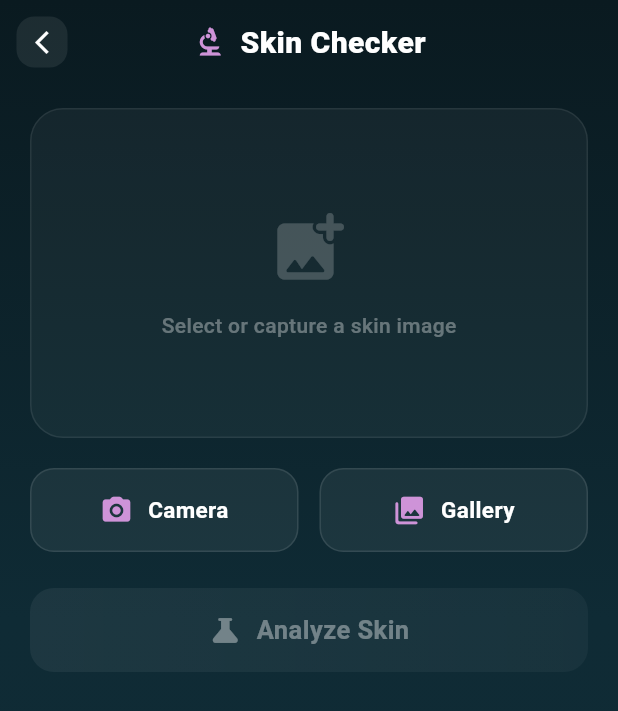
After one commit to asdfgaditya41-pixel/OPD-HELPER, a Flutter app: the screen it shows after launch, after a tap on "Skin Disease Checker", on a phone screen of 412 x 824 dp. The commit adds this screen. Shown: the top 711 px of the screen. Run offline on Flutter 3.47's test engine with Material 3 defaults, Android fonts, the phone set to English and light mode, and no system bars; our stand-ins replace cloud_firestore, firebase_auth, firebase_core, firebase_database, fl_chart, geolocator and 3 more; accounts and stored records are empty.

Commit message:
Update app with Skin Checker and fix permissions

```diff
--- /dev/null
+++ b/lib/features/skin_checker/skin_checker_screen.dart
@@ -0,0 +1,569 @@
+import 'dart:io';
+import 'dart:ui';
+
+import 'package:flutter/material.dart';
+import 'package:image_picker/image_picker.dart';
+
+import 'skin_checker_service.dart';
+import 'skin_result.dart';
+
+/// Full-screen Skin Disease Checker — pick/take an image, analyze it via the
+/// FastAPI backend, and display the result.
+class SkinCheckerScreen extends StatefulWidget {
+  const SkinCheckerScreen({super.key});
+
+  @override
+  State<SkinCheckerScreen> createState() => _SkinCheckerScreenState();
+}
+
+class _SkinCheckerScreenState extends State<SkinCheckerScreen>
+    with SingleTickerProviderStateMixin {
+  final _picker = ImagePicker();
+  final _service = SkinCheckerService();
+
+  File? _imageFile;
+  SkinResult? _result;
+  bool _loading = false;
+
+  late AnimationController _pulseController;
+
+  @override
+  void initState() {
+    super.initState();
+    _pulseController = AnimationController(
+      vsync: this,
+      duration: const Duration(milliseconds: 1200),
+    )..repeat(reverse: true);
+  }
+
+  @override
+  void dispose() {
+    _pulseController.dispose();
+    super.dispose();
+  }
+
+  // ── Image picking ─────────────────────────────────────────────────────────
+
+  Future<void> _pickImage(ImageSource source) async {
+    final xFile = await _picker.pickImage(
+      source: source,
+      imageQuality: 80,
+      maxWidth: 800,
+      maxHeight: 800,
+    );
+    if (xFile == null) return;
+    setState(() {
+      _imageFile = File(xFile.path);
+      _result = null;
+    });
+  }
+
+  // ── Inference ─────────────────────────────────────────────────────────────
+
+  Future<void> _analyze() async {
+    if (_imageFile == null) return;
+    setState(() {
+      _loading = true;
+      _result = null;
+    });
+
+    try {
+      final result = await _service.predict(_imageFile!);
+      if (mounted) setState(() => _result = result);
+    } catch (e) {
+      if (mounted) {
+        ScaffoldMessenger.of(context).showSnackBar(
+          SnackBar(
+            content: Text('Analysis failed: $e'),
+            backgroundColor: const Color(0xFFFF5252),
+            behavior: SnackBarBehavior.floating,
+            shape: RoundedRectangleBorder(
+              borderRadius: BorderRadius.circular(12),
+            ),
+          ),
+        );
+      }
+    } finally {
+      if (mounted) setState(() => _loading = false);
+    }
+  }
+
+  // ── UI ────────────────────────────────────────────────────────────────────
+
+  @override
+  Widget build(BuildContext context) {
+    return Scaffold(
+      extendBodyBehindAppBar: true,
+      appBar: AppBar(
+        backgroundColor: Colors.transparent,
+        elevation: 0,
+        leading: IconButton(
+          icon: Container(
+            padding: const EdgeInsets.all(8),
+            decoration: BoxDecoration(
+              color: Colors.white.withOpacity(0.08),
+              borderRadius: BorderRadius.circular(12),
+            ),
+            child:
+                const Icon(Icons.arrow_back_ios_new, color: Colors.white, size: 18),
+          ),
+          onPressed: () => Navigator.pop(context),
+        ),
+        title: const Row(
+          mainAxisSize: MainAxisSize.min,
+          children: [
+            Icon(Icons.biotech_rounded, color: Color(0xFFCE93D8), size: 24),
+            SizedBox(width: 8),
+            Text(
+              'Skin Checker',
+              style: TextStyle(
+                fontWeight: FontWeight.w800,
+                fontSize: 20,
+                letterSpacing: 0.3,
+              ),
+            ),
+          ],
+        ),
+        centerTitle: true,
+      ),
+      body: Container(
+        width: double.infinity,
+        height: double.infinity,
+        decoration: const BoxDecoration(
+          gradient: LinearGradient(
+            colors: [Color(0xFF0A1A20), Color(0xFF0F2B35), Color(0xFF122A34)],
+            begin: Alignment.topCenter,
+            end: Alignment.bottomCenter,
+          ),
+        ),
+        child: SafeArea(
+          child: SingleChildScrollView(
+            physics: const BouncingScrollPhysics(),
+            padding: const EdgeInsets.symmetric(horizontal: 20, vertical: 16),
+            child: Column(
+              children: [
+                _buildImageSection(),
+                const SizedBox(height: 20),
+                _buildPickerButtons(),
+                const SizedBox(height: 24),
+                _buildAnalyzeButton(),
+                const SizedBox(height: 24),
+                if (_loading) _buildLoadingIndicator(),
+                if (_result != null) _buildResultCard(),
+                const SizedBox(height: 30),
+              ],
+            ),
+          ),
+        ),
+      ),
+    );
+  }
+
+  // ── Image preview ─────────────────────────────────────────────────────────
+
+  Widget _buildImageSection() {
+    return AnimatedSwitcher(
+      duration: const Duration(milliseconds: 400),
+      child: _imageFile != null
+          ? _imagePreviewCard()
+          : _emptyPlaceholder(),
+    );
+  }
+
+  Widget _imagePreviewCard() {
+    return Container(
+      key: ValueKey(_imageFile!.path),
+      width: double.infinity,
+      constraints: const BoxConstraints(maxHeight: 320),
+      decoration: BoxDecoration(
+        borderRadius: BorderRadius.circular(22),
+        border: Border.all(
+          color: const Color(0xFFCE93D8).withOpacity(0.25),
+          width: 1.5,
+        ),
+        boxShadow: [
+          BoxShadow(
+            color: const Color(0xFFCE93D8).withOpacity(0.12),
+            blurRadius: 28,
+            offset: const Offset(0, 10),
+          ),
+        ],
+      ),
+      child: ClipRRect(
+        borderRadius: BorderRadius.circular(22),
+        child: Image.file(
+          _imageFile!,
+          fit: BoxFit.cover,
+          width: double.infinity,
+        ),
+      ),
+    );
+  }
+
+  Widget _emptyPlaceholder() {
+    return Container(
+      key: const ValueKey('empty'),
+      height: 220,
+      width: double.infinity,
+      decoration: BoxDecoration(
+        borderRadius: BorderRadius.circular(22),
+        color: Colors.white.withOpacity(0.04),
+        border: Border.all(color: Colors.white.withOpacity(0.08)),
+      ),
+      child: Column(
+        mainAxisAlignment: MainAxisAlignment.center,
+        children: [
+          Icon(Icons.add_photo_alternate_rounded,
+              color: Colors.white.withOpacity(0.2), size: 56),
+          const SizedBox(height: 14),
+          Text(
+            'Select or capture a skin image',
+            style: TextStyle(
+              color: Colors.white.withOpacity(0.35),
+              fontSize: 14,
+              fontWeight: FontWeight.w500,
+            ),
+          ),
+        ],
+      ),
+    );
+  }
+
+  // ── Source buttons ─────────────────────────────────────────────────────────
+
+  Widget _buildPickerButtons() {
+    return Row(
+      children: [
+        Expanded(child: _sourceButton(Icons.camera_alt_rounded, 'Camera', ImageSource.camera)),
+        const SizedBox(width: 14),
+        Expanded(child: _sourceButton(Icons.photo_library_rounded, 'Gallery', ImageSource.gallery)),
+      ],
+    );
+  }
+
+  Widget _sourceButton(IconData icon, String label, ImageSource source) {
+    return GestureDetector(
+      onTap: () => _pickImage(source),
+      child: Container(
+        padding: const EdgeInsets.symmetric(vertical: 16),
+        decoration: BoxDecoration(
+          color: Colors.white.withOpacity(0.06),
+          borderRadius: BorderRadius.circular(16),
+          border: Border.all(color: Colors.white.withOpacity(0.1)),
+        ),
+        child: Row(
+          mainAxisAlignment: MainAxisAlignment.center,
+          children: [
+            Icon(icon, color: const Color(0xFFCE93D8), size: 22),
+            const SizedBox(width: 10),
+            Text(
+              label,
+              style: const TextStyle(
+                color: Colors.white,
+                fontSize: 15,
+                fontWeight: FontWeight.w600,
+              ),
+            ),
+          ],
+        ),
+      ),
+    );
+  }
+
+  // ── Analyze button ────────────────────────────────────────────────────────
+
+  Widget _buildAnalyzeButton() {
+    final enabled = _imageFile != null && !_loading;
+    return GestureDetector(
+      onTap: enabled ? _analyze : null,
+      child: AnimatedContainer(
+        duration: const Duration(milliseconds: 300),
+        width: double.infinity,
+        padding: const EdgeInsets.symmetric(vertical: 16),
+        decoration: BoxDecoration(
+          gradient: enabled
+              ? const LinearGradient(
+                  colors: [Color(0xFFAB47BC), Color(0xFFCE93D8)])
+              : LinearGradient(colors: [
+                  Colors.white.withOpacity(0.06),
+                  Colors.white.withOpacity(0.04),
+                ]),
+          borderRadius: BorderRadius.circular(16),
+          boxShadow: enabled
+              ? [
+                  BoxShadow(
+                    color: const Color(0xFFAB47BC).withOpacity(0.35),
+                    blurRadius: 18,
+                    offset: const Offset(0, 6),
+                  ),
+                ]
+              : [],
+        ),
+        child: Row(
+          mainAxisAlignment: MainAxisAlignment.center,
+          children: [
+            Icon(
+              Icons.science_rounded,
+              color: enabled ? Colors.white : Colors.white38,
+              size: 22,
+            ),
+            const SizedBox(width: 10),
+            Text(
+              'Analyze Skin',
+              style: TextStyle(
+                color: enabled ? Colors.white : Colors.white38,
+                fontSize: 17,
+                fontWeight: FontWeight.w700,
+                letterSpacing: 0.3,
+              ),
+            ),
+          ],
+        ),
+      ),
+    );
+  }
+
+  // ── Loading indicator ─────────────────────────────────────────────────────
+
+  Widget _buildLoadingIndicator() {
+    return Padding(
+      padding: const EdgeInsets.only(bottom: 20),
+      child: Column(
+        children: [
+          AnimatedBuilder(
+            animation: _pulseController,
+            builder: (context, child) {
+              return Transform.scale(
+                scale: 1.0 + (_pulseController.value * 0.15),
+                child: Container(
+                  padding: const EdgeInsets.all(20),
+                  decoration: BoxDecoration(
+                    color: const Color(0xFFAB47BC).withOpacity(0.12),
+                    shape: BoxShape.circle,
+                  ),
+                  child: const CircularProgressIndicator(
+                    color: Color(0xFFCE93D8),
+                    strokeWidth: 3,
+                  ),
+                ),
+              );
+            },
+          ),
+          const SizedBox(height: 16),
+          Text(
+            'Analyzing image…',
+            style: TextStyle(
+              color: Colors.white.withOpacity(0.5),
+              fontSize: 14,
+              fontWeight: FontWeight.w500,
+            ),
+          ),
+        ],
+      ),
+    );
+  }
+
+  // ── Result card ───────────────────────────────────────────────────────────
+
+  Widget _buildResultCard() {
+    final r = _result!;
+    final confPercent = (r.confidence * 100).toStringAsFixed(1);
+    final isHigh = r.confidence >= 0.7;
+
+    return Container(
+      width: double.infinity,
+      padding: const EdgeInsets.all(22),
+      decoration: BoxDecoration(
+        borderRadius: BorderRadius.circular(22),
+        gradient: LinearGradient(
+          colors: [
+            Colors.white.withOpacity(0.08),
+            Colors.white.withOpacity(0.03),
+          ],
+          begin: Alignment.topLeft,
+          end: Alignment.bottomRight,
+        ),
+        border: Border.all(
+          color: const Color(0xFFCE93D8).withOpacity(0.2),
+          width: 1,
+        ),
+        boxShadow: [
+          BoxShadow(
+            color: Colors.black.withOpacity(0.25),
+            blurRadius: 24,
+            offset: const Offset(0, 10),
+          ),
+        ],
+      ),
+      child: ClipRRect(
+        borderRadius: BorderRadius.circular(22),
+        child: BackdropFilter(
+          filter: ImageFilter.blur(sigmaX: 8, sigmaY: 8),
+          child: Column(
+            crossAxisAlignment: CrossAxisAlignment.start,
+            children: [
+              // Header
+              Row(
+                children: [
+                  Container(
+                    padding: const EdgeInsets.all(10),
+                    decoration: BoxDecoration(
+                      color: const Color(0xFFCE93D8).withOpacity(0.15),
+                      borderRadius: BorderRadius.circular(14),
+                    ),
+                    child: const Icon(Icons.fact_check_rounded,
+                        color: Color(0xFFCE93D8), size: 24),
+                  ),
+                  const SizedBox(width: 12),
+                  const Text(
+                    'Diagnosis Result',
+                    style: TextStyle(
+                      color: Colors.white,
+                      fontWeight: FontWeight.w700,
+                      fontSize: 18,
+                    ),
+                  ),
+                ],
+              ),
+
+              const SizedBox(height: 20),
+
+              // Disease name
+              Container(
+                width: double.infinity,
+                padding: const EdgeInsets.symmetric(horizontal: 16, vertical: 14),
+                decoration: BoxDecoration(
+                  color: const Color(0xFFAB47BC).withOpacity(0.1),
+                  borderRadius: BorderRadius.circular(14),
+                  border: Border.all(
+                    color: const Color(0xFFAB47BC).withOpacity(0.2),
+                  ),
+                ),
+                child: Column(
+                  crossAxisAlignment: CrossAxisAlignment.start,
+                  children: [
+                    Text(
+                      'Detected Condition',
+                      style: TextStyle(
+                        color: Colors.white.withOpacity(0.5),
+                        fontSize: 12,
+                        fontWeight: FontWeight.w500,
+                      ),
+                    ),
+                    const SizedBox(height: 6),
+                    Text(
+                      r.disease,
+                      style: const TextStyle(
+                        color: Colors.white,
+                        fontSize: 20,
+                        fontWeight: FontWeight.w800,
+                        letterSpacing: 0.3,
+                      ),
+                    ),
+                  ],
+                ),
+              ),
+
+              const SizedBox(height: 16),
+
+              // Confidence bar
+              Container(
+                width: double.infinity,
+                padding: const EdgeInsets.symmetric(horizontal: 16, vertical: 14),
+                decoration: BoxDecoration(
+                  color: (isHigh
+                          ? const Color(0xFF81C784)
+                          : const Color(0xFFFFB74D))
+                      .withOpacity(0.08),
+                  borderRadius: BorderRadius.circular(14),
+                  border: Border.all(
+                    color: (isHigh
+                            ? const Color(0xFF81C784)
+                            : const Color(0xFFFFB74D))
+                        .withOpacity(0.18),
+                  ),
+                ),
+                child: Column(
+                  crossAxisAlignment: CrossAxisAlignment.start,
+                  children: [
+                    Row(
+                      mainAxisAlignment: MainAxisAlignment.spaceBetween,
+                      children: [
+                        Text(
+                          'Confidence',
+                          style: TextStyle(
+                            color: Colors.white.withOpacity(0.5),
+                            fontSize: 12,
+                            fontWeight: FontWeight.w500,
+                          ),
+                        ),
+                        Text(
+                          '$confPercent%',
+                          style: TextStyle(
+                            color: isHigh
+                                ? const Color(0xFF81C784)
+                                : const Color(0xFFFFB74D),
+                            fontSize: 18,
+                            fontWeight: FontWeight.w800,
+                          ),
+                        ),
+                      ],
+                    ),
+                    const SizedBox(height: 10),
+                    ClipRRect(
+                      borderRadius: BorderRadius.circular(6),
+                      child: LinearProgressIndicator(
+                        value: r.confidence,
+                        minHeight: 8,
+                        backgroundColor: Colors.white.withOpacity(0.08),
+                        valueColor: AlwaysStoppedAnimation(
+                          isHigh
+                              ? const Color(0xFF81C784)
+                              : const Color(0xFFFFB74D),
+                        ),
+                      ),
+                    ),
+                  ],
+                ),
+              ),
+
+              const SizedBox(height: 16),
+
+              // Disclaimer
+              Container(
+                padding:
+                    const EdgeInsets.symmetric(horizontal: 14, vertical: 12),
+                decoration: BoxDecoration(
+                  color: const Color(0xFFFF5252).withOpacity(0.08),
+                  borderRadius: BorderRadius.circular(12),
+                  border: Border.all(
+                    color: const Color(0xFFFF5252).withOpacity(0.15),
+                  ),
+                ),
+                child: Row(
+                  crossAxisAlignment: CrossAxisAlignment.start,
+                  children: [
+                    const Icon(Icons.info_outline_rounded,
+                        color: Color(0xFFFF8A80), size: 18),
+                    const SizedBox(width: 10),
+                    Expanded(
+                      child: Text(
+                        'This is an AI prediction and not a medical diagnosis. '
+                        'Please consult a dermatologist for professional advice.',
+                        style: TextStyle(
+                          color: Colors.white.withOpacity(0.55),
+                          fontSize: 12,
+                          height: 1.4,
+                        ),
+                      ),
+                    ),
+                  ],
+                ),
+              ),
+            ],
+          ),
+        ),
+      ),
+    );
+  }
+}
--- /dev/null
+++ b/lib/features/skin_checker/skin_result.dart
@@ -0,0 +1,17 @@
+/// Simple model for the skin-disease prediction response.
+class SkinResult {
+  final String disease;
+  final double confidence;
+
+  const SkinResult({required this.disease, required this.confidence});
+
+  factory SkinResult.fromJson(Map<String, dynamic> json) {
+    return SkinResult(
+      disease: json['disease'] as String,
+      confidence: (json['confidence'] as num).toDouble(),
+    );
+  }
+
+  /// Confidence as a human-readable percentage string.
+  String get confidencePercent => '${(confidence * 100).toStringAsFixed(1)}%';
+}
--- a/lib/screens/role_selection_screen.dart
+++ b/lib/screens/role_selection_screen.dart
@@ -2,6 +2,7 @@ import 'package:flutter/material.dart';
 
 import 'hospital_selection_screen.dart';
 import 'map_home_screen.dart';
+import '../features/skin_checker/skin_checker_screen.dart';
 
 class RoleSelectionScreen extends StatelessWidget {
   const RoleSelectionScreen({super.key});
@@ -76,6 +77,22 @@ class RoleSelectionScreen extends StatelessWidget {
                       context,
                       MaterialPageRoute(
                         builder: (_) => const HospitalSelectionScreen(),
+                      ),
+                    );
+                  },
+                ),
+                const SizedBox(height: 20),
+                _buildRoleCard(
+                  context: context,
+                  icon: Icons.biotech_rounded,
+                  title: 'Skin Disease Checker',
+                  subtitle: 'AI-powered skin analysis from a photo.',
+                  color: const Color(0xFFCE93D8),
+                  onTap: () {
+                    Navigator.push(
+                      context,
+                      MaterialPageRoute(
+                        builder: (_) => const SkinCheckerScreen(),
                       ),
                     );
                   },
--- a/pubspec.yaml
+++ b/pubspec.yaml
@@ -44,6 +44,8 @@ dependencies:
   firebase_auth: ^5.5.3
   google_sign_in: ^6.2.2
   firebase_database: ^11.3.5
+  image_picker: ^1.1.2
+  http: ^1.2.2
 
 dev_dependencies:
   flutter_test:
```
Also changed, not shown: lib/features/skin_checker/skin_checker_service.dart (added, +59 -0 lines), pubspec.lock, 13 other files.
